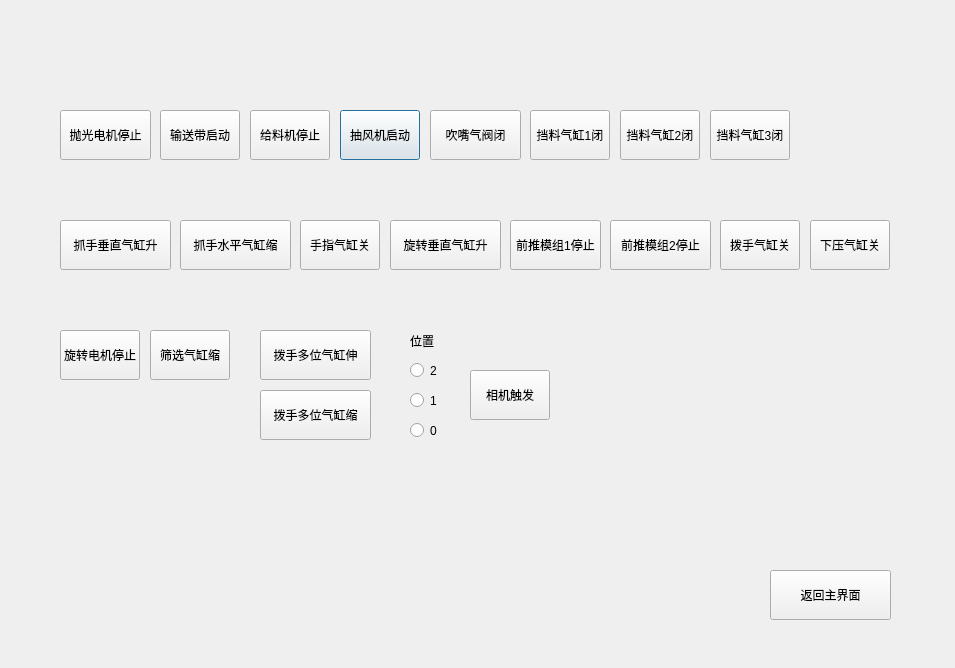
Old version of the form hello/TestDialog.ui in the repository galepai/hello.
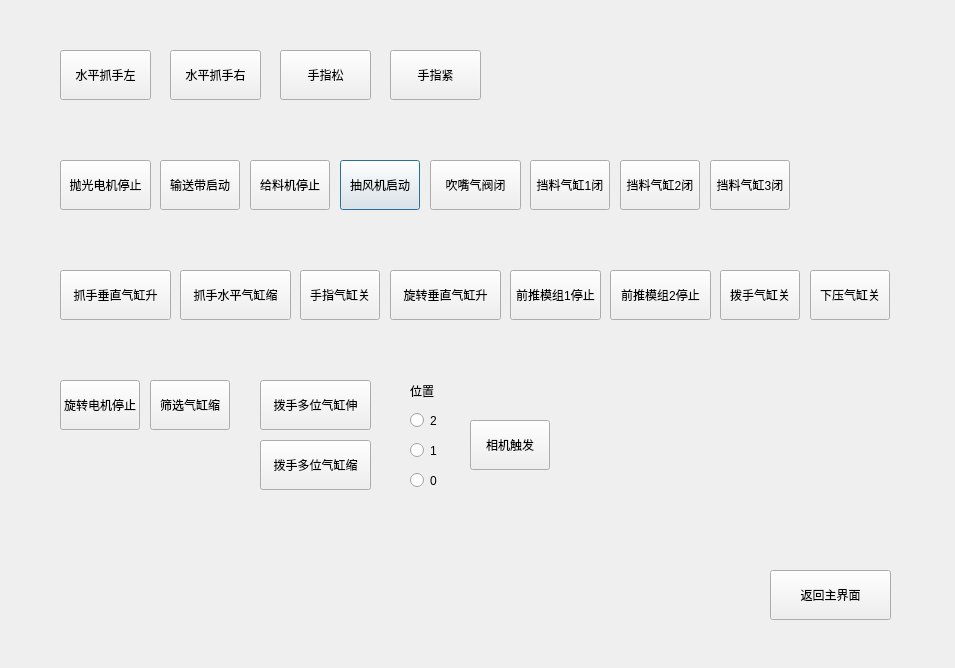
New version of the form. Icons and pictures are not drawn.

What changed in the file:
```diff
--- a/hello/TestDialog.ui
+++ b/hello/TestDialog.ui
@@ -21,7 +21,7 @@
    <property name="geometry">
     <rect>
      <x>340</x>
-     <y>110</y>
+     <y>160</y>
      <width>80</width>
      <height>50</height>
     </rect>
@@ -40,7 +40,7 @@
    <property name="geometry">
     <rect>
      <x>250</x>
-     <y>110</y>
+     <y>160</y>
      <width>80</width>
      <height>50</height>
     </rect>
@@ -56,7 +56,7 @@
    <property name="geometry">
     <rect>
      <x>60</x>
-     <y>110</y>
+     <y>160</y>
      <width>91</width>
      <height>50</height>
     </rect>
@@ -69,7 +69,7 @@
    <property name="geometry">
     <rect>
      <x>160</x>
-     <y>110</y>
+     <y>160</y>
      <width>80</width>
      <height>50</height>
     </rect>
@@ -85,7 +85,7 @@
    <property name="geometry">
     <rect>
      <x>710</x>
-     <y>110</y>
+     <y>160</y>
      <width>80</width>
      <height>50</height>
     </rect>
@@ -104,7 +104,7 @@
    <property name="geometry">
     <rect>
      <x>620</x>
-     <y>110</y>
+     <y>160</y>
      <width>80</width>
      <height>50</height>
     </rect>
@@ -120,7 +120,7 @@
    <property name="geometry">
     <rect>
      <x>430</x>
-     <y>110</y>
+     <y>160</y>
      <width>91</width>
      <height>50</height>
     </rect>
@@ -133,7 +133,7 @@
    <property name="geometry">
     <rect>
      <x>530</x>
-     <y>110</y>
+     <y>160</y>
      <width>80</width>
      <height>50</height>
     </rect>
@@ -149,7 +149,7 @@
    <property name="geometry">
     <rect>
      <x>810</x>
-     <y>220</y>
+     <y>270</y>
      <width>80</width>
      <height>50</height>
     </rect>
@@ -168,7 +168,7 @@
    <property name="geometry">
     <rect>
      <x>300</x>
-     <y>220</y>
+     <y>270</y>
      <width>80</width>
      <height>50</height>
     </rect>
@@ -184,7 +184,7 @@
    <property name="geometry">
     <rect>
      <x>720</x>
-     <y>220</y>
+     <y>270</y>
      <width>80</width>
      <height>50</height>
     </rect>
@@ -200,7 +200,7 @@
    <property name="geometry">
     <rect>
      <x>60</x>
-     <y>220</y>
+     <y>270</y>
      <width>111</width>
      <height>50</height>
     </rect>
@@ -213,7 +213,7 @@
    <property name="geometry">
     <rect>
      <x>180</x>
-     <y>220</y>
+     <y>270</y>
      <width>111</width>
      <height>50</height>
     </rect>
@@ -229,7 +229,7 @@
    <property name="geometry">
     <rect>
      <x>510</x>
-     <y>220</y>
+     <y>270</y>
      <width>91</width>
      <height>50</height>
     </rect>
@@ -242,7 +242,7 @@
    <property name="geometry">
     <rect>
      <x>610</x>
-     <y>220</y>
+     <y>270</y>
      <width>101</width>
      <height>50</height>
     </rect>
@@ -258,7 +258,7 @@
    <property name="geometry">
     <rect>
      <x>390</x>
-     <y>220</y>
+     <y>270</y>
      <width>111</width>
      <height>50</height>
     </rect>
@@ -277,7 +277,7 @@
    <property name="geometry">
     <rect>
      <x>150</x>
-     <y>330</y>
+     <y>380</y>
      <width>80</width>
      <height>50</height>
     </rect>
@@ -296,7 +296,7 @@
    <property name="geometry">
     <rect>
      <x>60</x>
-     <y>330</y>
+     <y>380</y>
      <width>80</width>
      <height>50</height>
     </rect>
@@ -312,7 +312,7 @@
    <property name="geometry">
     <rect>
      <x>260</x>
-     <y>330</y>
+     <y>380</y>
      <width>111</width>
      <height>50</height>
     </rect>
@@ -328,7 +328,7 @@
    <property name="geometry">
     <rect>
      <x>260</x>
-     <y>390</y>
+     <y>440</y>
      <width>111</width>
      <height>50</height>
     </rect>
@@ -344,7 +344,7 @@
    <property name="geometry">
     <rect>
      <x>410</x>
-     <y>360</y>
+     <y>410</y>
      <width>61</width>
      <height>21</height>
     </rect>
@@ -357,7 +357,7 @@
    <property name="geometry">
     <rect>
      <x>410</x>
-     <y>390</y>
+     <y>440</y>
      <width>61</width>
      <height>21</height>
     </rect>
@@ -370,7 +370,7 @@
    <property name="geometry">
     <rect>
      <x>410</x>
-     <y>420</y>
+     <y>470</y>
      <width>61</width>
      <height>21</height>
     </rect>
@@ -383,7 +383,7 @@
    <property name="geometry">
     <rect>
      <x>410</x>
-     <y>330</y>
+     <y>380</y>
      <width>54</width>
      <height>21</height>
     </rect>
@@ -396,7 +396,7 @@
    <property name="geometry">
     <rect>
      <x>470</x>
-     <y>370</y>
+     <y>420</y>
      <width>80</width>
      <height>50</height>
     </rect>
@@ -430,6 +430,58 @@
     <bool>false</bool>
    </property>
   </widget>
+  <widget class="QPushButton" name="btn_shuiping_zhuashou_left">
+   <property name="geometry">
+    <rect>
+     <x>60</x>
+     <y>50</y>
+     <width>91</width>
+     <height>50</height>
+    </rect>
+   </property>
+   <property name="text">
+    <string>水平抓手左</string>
+   </property>
+  </widget>
+  <widget class="QPushButton" name="btn_shuiping_zhuashou_right">
+   <property name="geometry">
+    <rect>
+     <x>170</x>
+     <y>50</y>
+     <width>91</width>
+     <height>50</height>
+    </rect>
+   </property>
+   <property name="text">
+    <string>水平抓手右</string>
+   </property>
+  </widget>
+  <widget class="QPushButton" name="btn_hand_close">
+   <property name="geometry">
+    <rect>
+     <x>390</x>
+     <y>50</y>
+     <width>91</width>
+     <height>50</height>
+    </rect>
+   </property>
+   <property name="text">
+    <string>手指紧</string>
+   </property>
+  </widget>
+  <widget class="QPushButton" name="btn_hand_open">
+   <property name="geometry">
+    <rect>
+     <x>280</x>
+     <y>50</y>
+     <width>91</width>
+     <height>50</height>
+    </rect>
+   </property>
+   <property name="text">
+    <string>手指松</string>
+   </property>
+  </widget>
  </widget>
  <resources>
   <include location="hello.qrc"/>
```
